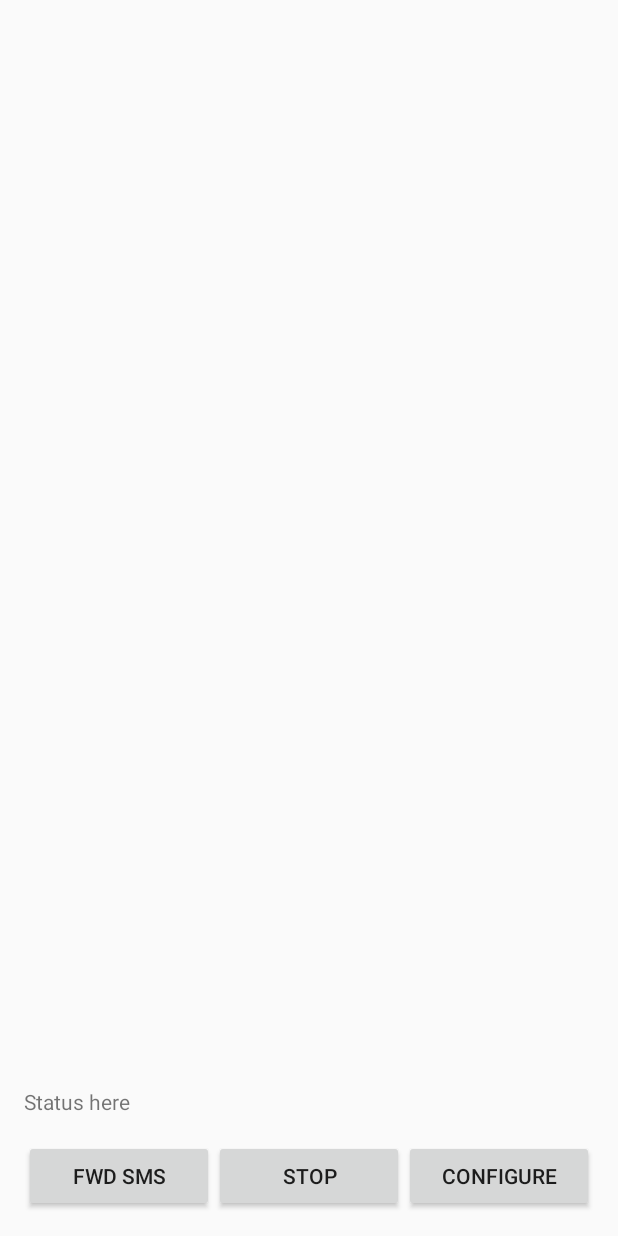
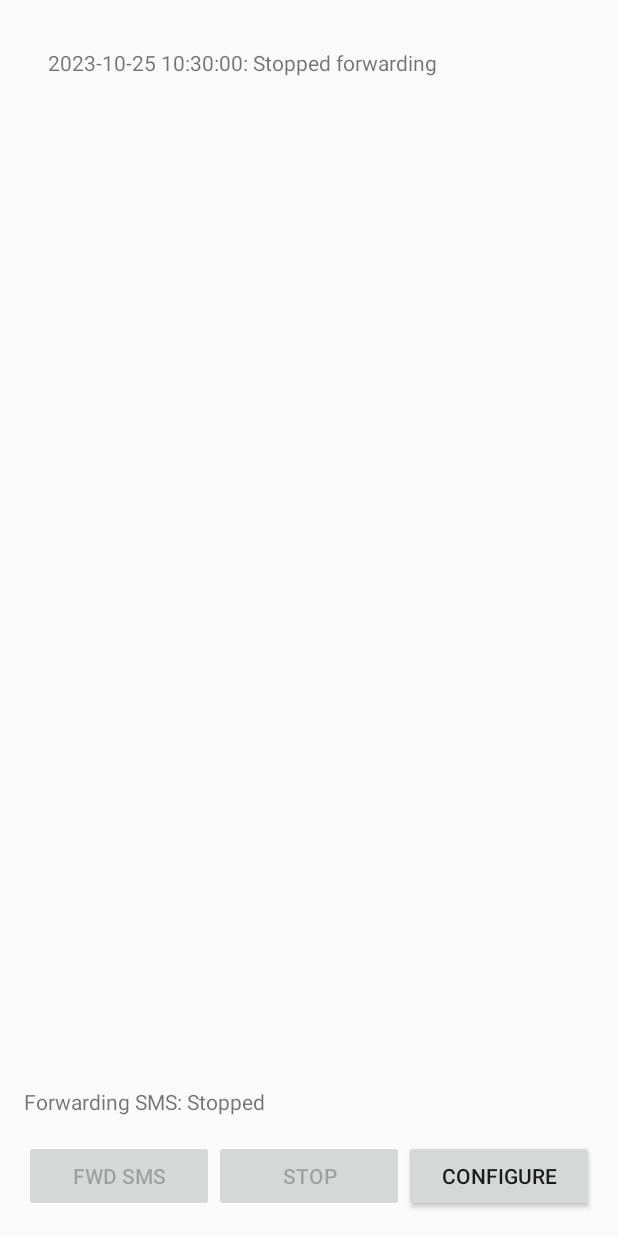
Before and after one commit to ganeshv/textfiltrator, an Android app built with Jetpack Compose: the screen it shows after launch (MainActivity), on a phone screen of 412 x 824 dp. Run offline under Robolectric (Android 15) with nearby library versions, the phone set to English and light mode, and no system bars; 4 statements that could not run were skipped.

Commit message:
added forwarding state

```diff
--- a/SMSReaderApp/app/src/main/java/com/example/smsreaderapp/ConfigActivity.kt
+++ b/SMSReaderApp/app/src/main/java/com/example/smsreaderapp/ConfigActivity.kt
@@ -113,6 +113,7 @@ class ConfigActivity : Activity() {
         resetButton.setOnClickListener {
             // Wipe all preferences
             saveSettings(SMTPSettings("", "", "", "", "", ""), false)
+            EncryptedPreferencesUtil.putBoolean(this, "FORWARDING_STATE", false)
             loadSettings()
             LogManager.log("Configuration reset successfully!")
         }
@@ -163,7 +164,7 @@ class ConfigActivity : Activity() {
 
     private fun loadSettings() : SMTPSettings {
         val s = SMTPSettings.load(this)
-        val confirmReceipt = EncryptedPreferencesUtil.getBoolean(this, "CONFIRM_RECEIPT", false)
+        val confirmReceipt = EncryptedPreferencesUtil.getBoolean(this, "CONFIRMED_RECEIPT", false)
 
         // Populate the fields with the loaded settings
         smtpServerEditText.setText(s.smtpServer)
@@ -179,7 +180,7 @@ class ConfigActivity : Activity() {
 
     private fun saveSettings(smtpSettings: SMTPSettings, confirmEmail: Boolean) {
         smtpSettings.store(this)
-        EncryptedPreferencesUtil.putBoolean(this, "CONFIRM_RECEIPT", confirmEmail)
+        EncryptedPreferencesUtil.putBoolean(this, "CONFIRMED_RECEIPT", confirmEmail)
     }
 
     private fun disableEdit() {
--- a/SMSReaderApp/app/src/main/java/com/example/smsreaderapp/MainActivity.kt
+++ b/SMSReaderApp/app/src/main/java/com/example/smsreaderapp/MainActivity.kt
@@ -75,15 +75,11 @@ class MainActivity : Activity() {
         // Set up listeners
 
         startButton.setOnClickListener {
-            // Start forwarding logic here
-            LogManager.log("Started forwarding")
-            statusTextView.text = "Forwarding SMS: In progress"
+            updateFwdState(true)
         }
 
         stopButton.setOnClickListener {
-            // Stop forwarding logic here
-            LogManager.log("Stopped forwarding")
-            statusTextView.text = "Forwarding SMS: Stopped"
+            updateFwdState(false)
         }
         configureButton.setOnClickListener {
             // Start the configuration activity
@@ -95,6 +91,8 @@ class MainActivity : Activity() {
     override fun onResume() {
         super.onResume()
 
+        val forwardingState = EncryptedPreferencesUtil.getBoolean(this, "FORWARDING_STATE", false)
+        updateFwdState(forwardingState)
         pollingJob = CoroutineScope(Dispatchers.Main).launch {
             while (isActive) { // check if the coroutine is still active
                 updateLogList()
@@ -107,6 +105,25 @@ class MainActivity : Activity() {
         super.onPause()
         pollingJob?.cancel()
         pollingJob = null
+    }
+
+    private fun updateFwdState(state: Boolean) {
+        val smtpConfigStatus = EncryptedPreferencesUtil.getBoolean(this, "CONFIRMED_RECEIPT", false)
+
+        if (state && smtpConfigStatus) {
+            startButton.isEnabled = false
+            stopButton.isEnabled = true
+            statusTextView.text = "Forwarding SMS: In progress"
+            LogManager.log("Started forwarding")
+            EncryptedPreferencesUtil.putBoolean(this, "FORWARDING_STATE", true)
+        } else {
+            startButton.isEnabled = smtpConfigStatus
+            stopButton.isEnabled = false
+            configureButton.isEnabled = true
+            statusTextView.text = "Forwarding SMS: Stopped"
+            LogManager.log("Stopped forwarding")
+            EncryptedPreferencesUtil.putBoolean(this, "FORWARDING_STATE", false)
+        }
     }
 
     private suspend fun updateLogList() {
--- a/SMSReaderApp/app/src/main/java/com/example/smsreaderapp/SmsReceiver.kt
+++ b/SMSReaderApp/app/src/main/java/com/example/smsreaderapp/SmsReceiver.kt
@@ -34,6 +34,10 @@ class SmsReceiver : BroadcastReceiver() {
                 CoroutineScope(Dispatchers.Main).launch {
                     try {
                         if (context != null) {
+                            val fwdState = EncryptedPreferencesUtil.getBoolean(context, "FORWARDING_STATE", false)
+                            if (!fwdState) {
+                                return@launch
+                            }
                             val smtpSettings = SMTPSettings.load(context)
                             sendEmailSSL(
                                 content = message,
```
Also changed, not shown: SMSReaderApp/app/src/main/res/layout/activity_config.xml (line endings or trailing spaces).
